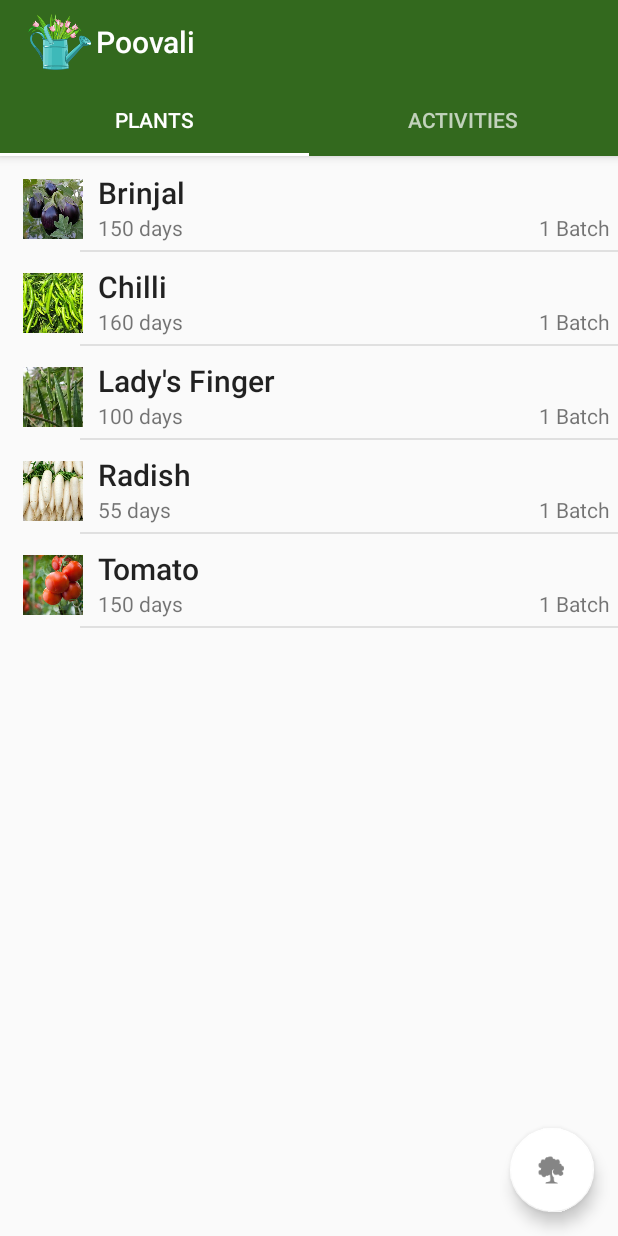
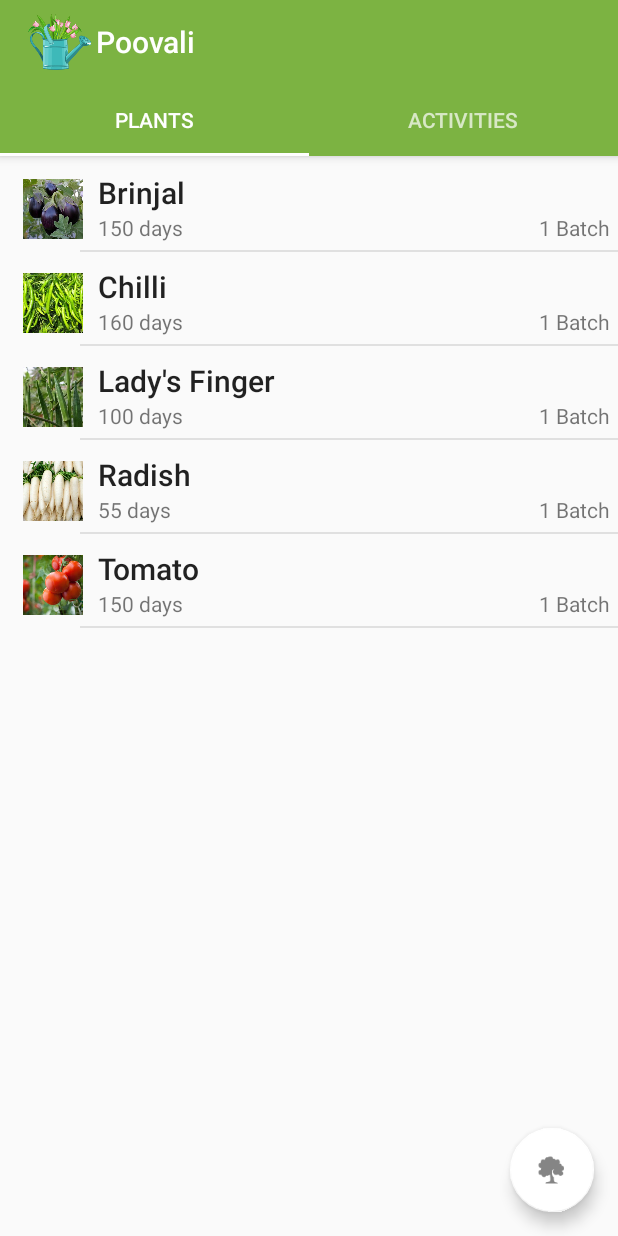
Before and after one commit to jmuthu/Poovali, an Android app: the screen it shows after launch (PlantListActivity), on a phone screen of 412 x 824 dp. Run offline under Robolectric (Android 15) with nearby library versions, the phone set to English and light mode, and no system bars.

Commit message:
Changed primary colors to material light green

```diff
--- a/app/src/main/res/values/colors.xml
+++ b/app/src/main/res/values/colors.xml
@@ -1,7 +1,7 @@
 <?xml version="1.0" encoding="utf-8"?>
 <resources>
-    <color name="colorPrimary">#33691e</color>
-    <color name="colorPrimaryDark">#2e7d32</color>
+    <color name="colorPrimary">#7CB342</color>
+    <color name="colorPrimaryDark">#558B2F</color>
     <color name="colorAccent">#ffffff</color>
     <color name="lineDivider">#E0E0E0</color>
     <color name="windowBackground">#FFFFFF</color>
```
